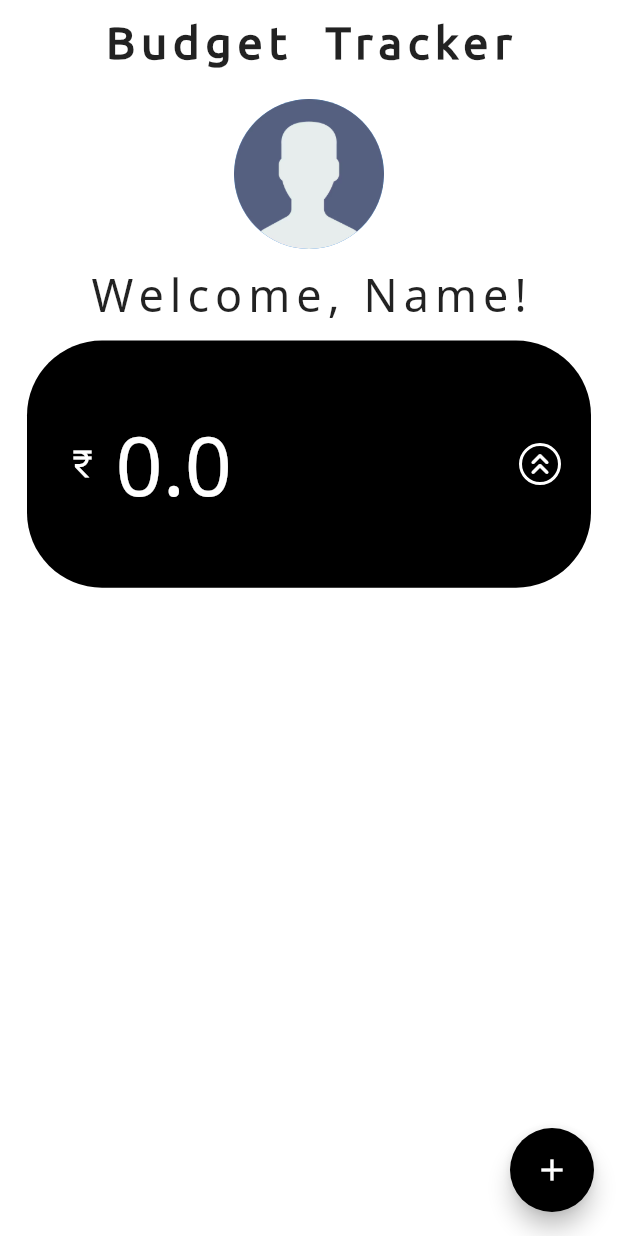
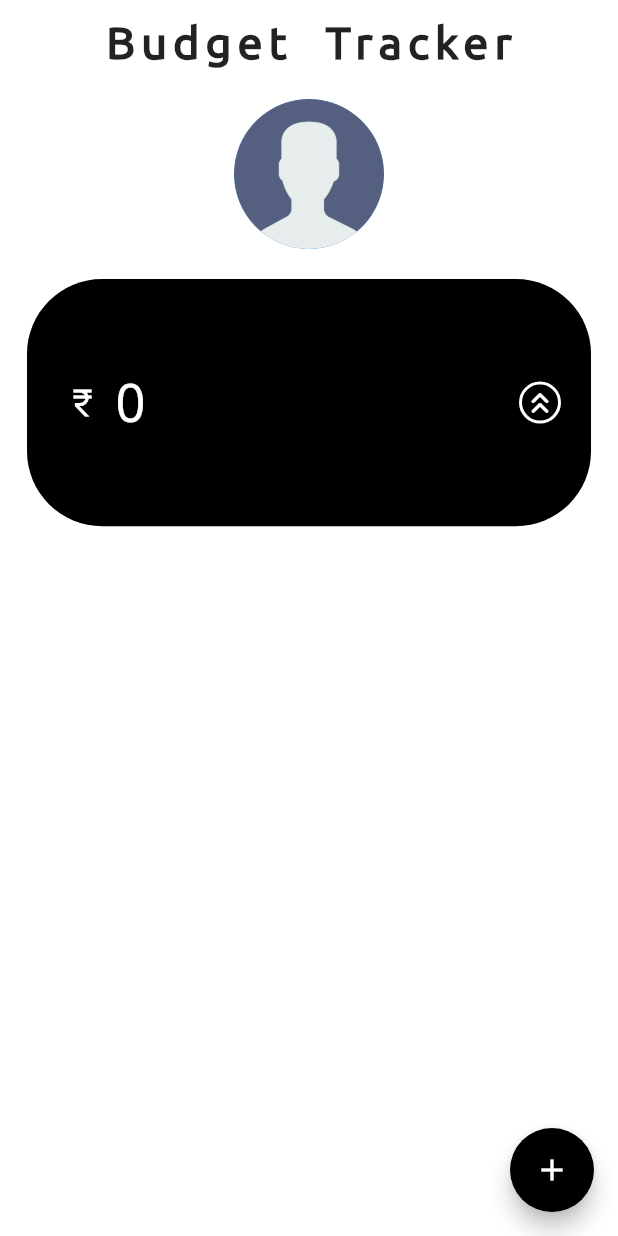
Before and after one commit to RangaKomalSai/budget_tracker, a Flutter app: the screen it shows after launch, after a tap on the "keyboard double arrow down" icon, on a phone screen of 412 x 824 dp. Run offline on Flutter 3.47's test engine with Material 2 defaults, Android fonts, the phone set to English and light mode, and no system bars.

Commit message:
Version2

```diff
--- a/lib/main.dart
+++ b/lib/main.dart
@@ -2,6 +2,7 @@
 
 import 'package:flutter/material.dart';
 import 'add_expenses.dart';
+import 'package:intl/intl.dart';
 
 void main() {
   runApp(const MyApp());
@@ -33,9 +34,11 @@ class Home extends StatefulWidget {
 class _HomeState extends State<Home> {
 
   String name = 'Name';
+  String showStars = '***';
   double r = 130.0;
-  double expensesTotal = 0;
+  int expensesTotal = 0;
   bool visibleList = false;
+  bool introVisible = true;
   IconData showIcon1 = Icons.keyboard_double_arrow_down_rounded;
   List<Container> containers = [];
 
@@ -53,6 +56,7 @@ void createContainer(String amount, String description) {
         color: Colors.grey[200],
       ),
       child: Row(
+        crossAxisAlignment: CrossAxisAlignment.center,
         children: [
           Text(
             description,
@@ -62,13 +66,24 @@ void createContainer(String amount, String description) {
             ),
           ),
           Expanded(
-            child: Text(
-              amount,
+            child: Row(
+              mainAxisAlignment: MainAxisAlignment.end,
+              children: [
+                Icon(
+                  Icons.currency_rupee,
+                  color: Colors.black,
+                  size: 15.0,
+                ),
+                Text(
+                  NumberFormat.decimalPattern().format(int.parse(amount)),
                   textAlign: TextAlign.end,
                   style: TextStyle(
-                fontSize: 30.0,
-                // fontFamily: 'Roboto',
+                    fontSize: 15.0,
+                    fontFamily: 'Poppins',
+                    fontWeight: FontWeight.bold
                   ),
+                ),
+              ],
             ),
           ),
         ],
@@ -110,11 +125,14 @@ void createContainer(String amount, String description) {
                 radius: r,
               ),
               SizedBox(height: 10.0),
-              Text(
+              Visibility(
+                visible: introVisible,
+                child: Text(
                   'Welcome, $name!',
                   style: TextStyle(
                   fontSize: 30.0,
                   letterSpacing: 4.0,
+                ),
                 ),
               ),
               SizedBox(height: 10,),
@@ -136,9 +154,9 @@ void createContainer(String amount, String description) {
                     ),
                     SizedBox(width: 10.0),
                     Text(
-                      '$expensesTotal',
+                      NumberFormat.decimalPattern().format(expensesTotal),
                       style: TextStyle(
-                        fontSize: 55.0,
+                        fontSize: 35.0,
                         // fontFamily: 'IndieFlower',
                         color: Colors.white,
                       ),
@@ -149,8 +167,8 @@ void createContainer(String amount, String description) {
                         child: GestureDetector(
                           onTap: (){setState(() {
                             visibleList = !visibleList;
-                            if(visibleList == true){showIcon1 = Icons.keyboard_double_arrow_up_rounded; r = 50.0;}
-                            else {showIcon1 = Icons.keyboard_double_arrow_down_rounded; r = 130.0;}
+                            if(visibleList == true){showIcon1 = Icons.keyboard_double_arrow_up_rounded; r = 50.0; introVisible = false;}
+                            else {showIcon1 = Icons.keyboard_double_arrow_down_rounded; r = 130.0; introVisible = true;}
                           });},
                           child: Container(
                             decoration: BoxDecoration(
--- a/pubspec.yaml
+++ b/pubspec.yaml
@@ -30,6 +30,7 @@ environment:
 dependencies:
   flutter:
     sdk: flutter
+  intl: ^0.18.1
 
 
   # The following adds the Cupertino Icons font to your application.
@@ -89,6 +90,9 @@ flutter:
    - family: Josefin
      fonts:
        - asset: fonts/JosefinSans-Regular.ttf
+   - family: Poppins
+     fonts:
+       - asset: fonts/Poppins-Regular.ttf
   #
   # For details regarding fonts from package dependencies,
   # see https://flutter.dev/custom-fonts/#from-packages
```
Also changed, not shown: pubspec.lock. Lines whose indentation alone changed are shown as unchanged.
